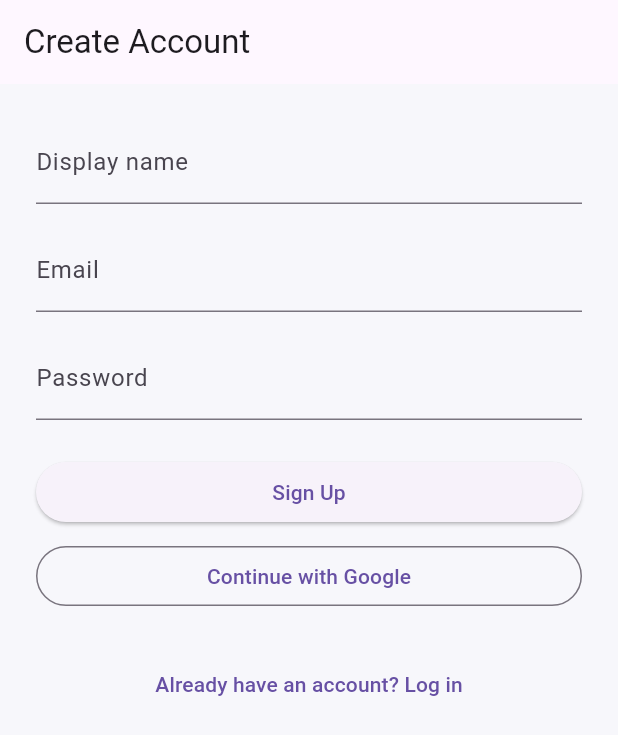
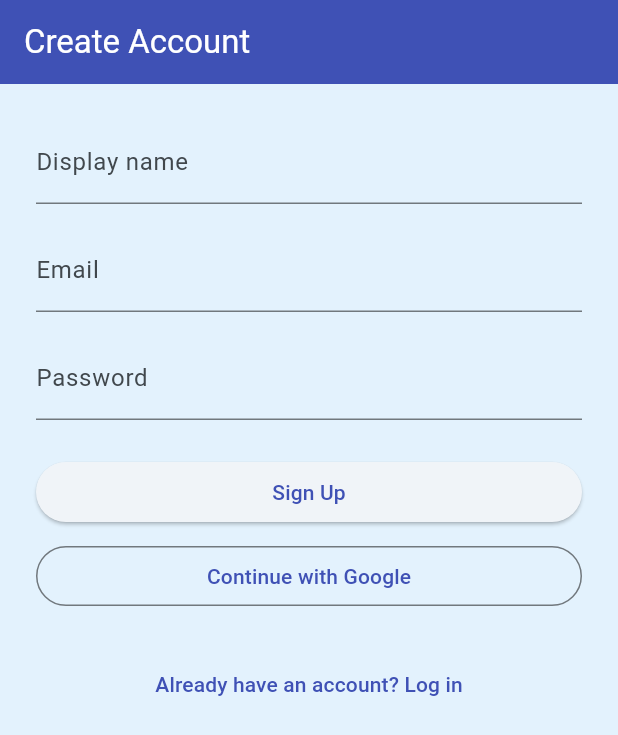
Before and after one commit to amankumar96/BrainMantra, a Flutter app: the screen it shows after launch, after a tap on "Log In", after a tap on "Continue with Google", after a tap on "Don't have an account? Sign up", on a phone screen of 412 x 824 dp. Shown: the top 735 px of the screen. Run offline on Flutter 3.47's test engine with Material 3 defaults, Android fonts, the phone set to English and light mode, and no system bars; our stand-ins replace shared_preferences, supabase_flutter; accounts and stored records are empty; network calls fail.

Commit message:
Gameplay redesign Step 6: light blue + silver theme
AppColors.background -> soft light blue (was off-white), new
AppColors.silver for surfaces/borders. main.dart now defines an explicit
ThemeData (ColorScheme.fromSeed + scaffoldBackgroundColor +
AppBarTheme) so the palette applies consistently app-wide, not just to
Scaffold bodies that happened to reference AppColors.background
directly. answer_button.dart's normal-state border now uses silver
instead of plain black26 for visual cohesion with the new theme.

Co-Authored-By: Claude Sonnet 5 <noreply@anthropic.com>

```diff
--- a/lib/main.dart
+++ b/lib/main.dart
@@ -7,6 +7,7 @@ import 'screens/home_screen.dart';
 import 'screens/login_screen.dart';
 import 'services/auth_service.dart';
 import 'services/supabase_config.dart';
+import 'utils/constants.dart';
 
 /// Entry point. Connects to Supabase before anything else runs — every
 /// screen assumes `Supabase.instance.client` is already initialized.
@@ -26,9 +27,32 @@ class MathBlitzApp extends StatelessWidget {
 
   @override
   Widget build(BuildContext context) {
-    return const MaterialApp(
+    return MaterialApp(
       title: 'MathBlitz',
-      home: _AuthGate(),
+      theme: _buildTheme(),
+      home: const _AuthGate(),
+    );
+  }
+
+  /// Light blue + silver theme — chosen to be easier on the eyes over long
+  /// play sessions than the original off-white/plain-Material look.
+  /// AppColors.background/silver are the two colors that actually matter
+  /// here; the rest of the seeded scheme just keeps buttons/inputs/etc.
+  /// visually consistent with them.
+  ThemeData _buildTheme() {
+    final colorScheme = ColorScheme.fromSeed(
+      seedColor: AppColors.background,
+      primary: AppColors.primary,
+      surface: AppColors.silver,
+    );
+    return ThemeData(
+      useMaterial3: true,
+      colorScheme: colorScheme,
+      scaffoldBackgroundColor: AppColors.background,
+      appBarTheme: AppBarTheme(
+        backgroundColor: AppColors.primary,
+        foregroundColor: Colors.white,
+      ),
     );
   }
 }
--- a/lib/utils/constants.dart
+++ b/lib/utils/constants.dart
@@ -3,7 +3,10 @@ import 'package:flutter/material.dart';
 /// Colors shared across screens/widgets — kept in one place so the game's
 /// palette can be retuned without hunting through every file.
 abstract final class AppColors {
-  static const Color background = Color(0xFFF7F7FB);
+  // Light blue + silver theme — easier on the eyes for long play sessions
+  // than the original off-white background.
+  static const Color background = Color(0xFFE3F2FD); // soft light blue
+  static const Color silver = Color(0xFFC7CDD1); // surfaces/cards/dividers
   static const Color primary = Color(0xFF3F51B5);
   static const Color correct = Color(0xFF2E7D32);
   static const Color wrong = Color(0xFFC62828);
--- a/lib/widgets/answer_button.dart
+++ b/lib/widgets/answer_button.dart
@@ -87,7 +87,7 @@ class AnswerButton extends StatelessWidget {
         AnswerButtonState.normal => (
             Colors.white,
             Colors.black87,
-            Colors.black26,
+            AppColors.silver,
           ),
         AnswerButtonState.selected => (
             AppColors.primary.withValues(alpha: 0.12),
```
